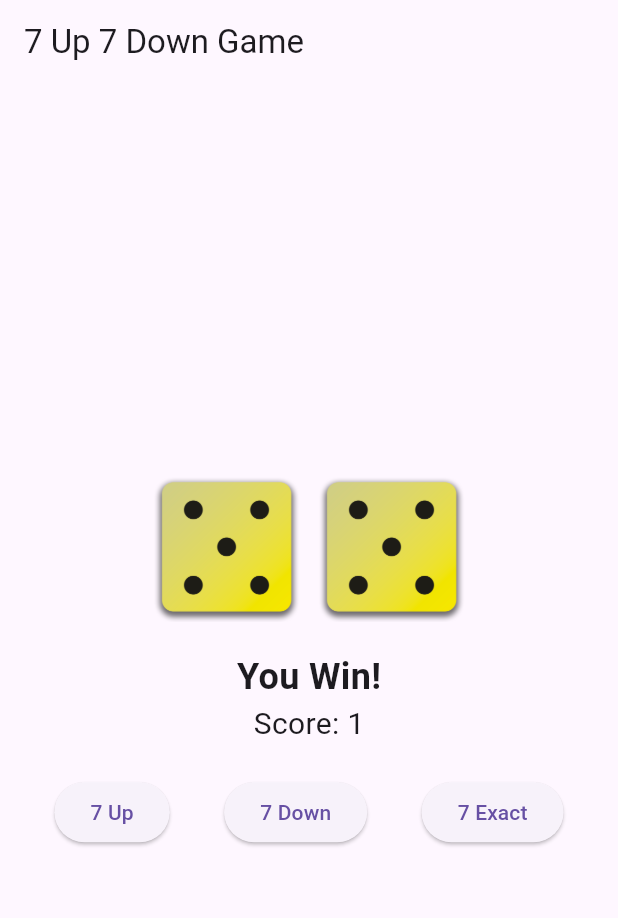
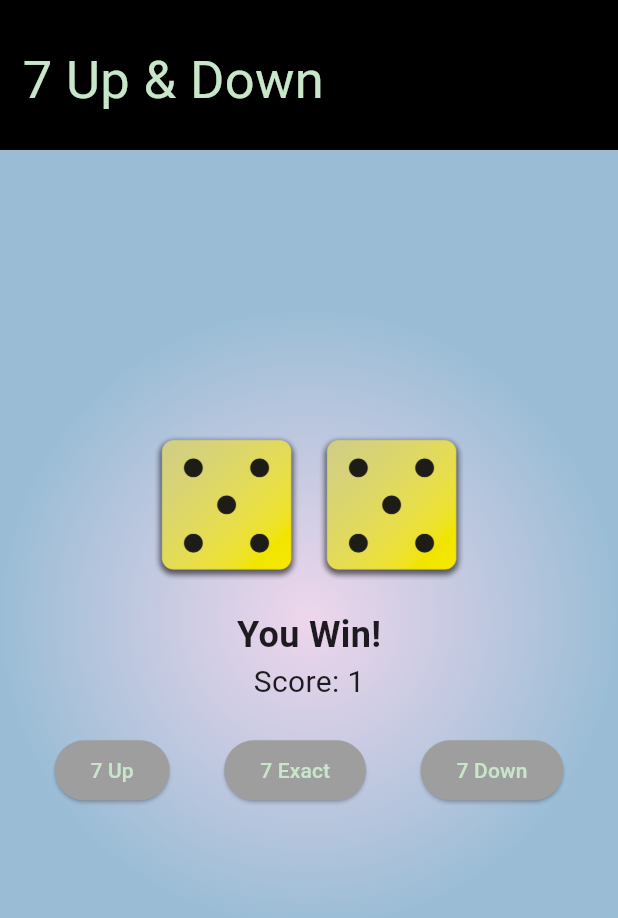
Before and after one commit to shiwani08/Dice_Roll, a Flutter app: the screen it shows after launch, after a tap on "7 Up", on a phone screen of 412 x 824 dp. Shown: the top 918 px of the screen. Run offline on Flutter 3.47's test engine with Material 3 defaults, Android fonts, the phone set to English and light mode, and no system bars.

Commit message:
Version 2: 7 Up & 7 Down completed

```diff
--- a/lib/SevenUpDown.dart
+++ b/lib/SevenUpDown.dart
@@ -2,11 +2,13 @@ import 'package:flutter/material.dart';
 import 'dart:math';
 
 class SevenUpSevenDown extends StatefulWidget {
+  const SevenUpSevenDown({super.key});
+
   @override
-  _SevenUpSevenDownState createState() => _SevenUpSevenDownState();
+  SevenUpSevenDownState createState() => SevenUpSevenDownState();
 }
 
-class _SevenUpSevenDownState extends State<SevenUpSevenDown> {
+class SevenUpSevenDownState extends State<SevenUpSevenDown> {
   String playerChoice = '';
   int score = 0;
   String resultMessage = '';
@@ -44,43 +46,62 @@ class _SevenUpSevenDownState extends State<SevenUpSevenDown> {
 
   @override
   Widget build(BuildContext context) {
-    return Scaffold(
-      appBar: AppBar(title: Text("7 Up 7 Down Game")),
-      body: Column(
+    return Center(
+      child: Column(
         mainAxisAlignment: MainAxisAlignment.center,
         children: [
           Row(
             mainAxisAlignment: MainAxisAlignment.center,
             children: [
               Image.asset(diceImage1, width: 100),
-              SizedBox(width: 10),
+              const SizedBox(width: 10),
               Image.asset(diceImage2, width: 100),
             ],
           ),
-          SizedBox(height: 20),
+          const SizedBox(height: 20),
           Text(
             resultMessage,
-            style: TextStyle(fontSize: 24, fontWeight: FontWeight.bold),
+            style: const TextStyle(fontSize: 24, fontWeight: FontWeight.bold),
           ),
           Text(
             "Score: $score",
-            style: TextStyle(fontSize: 20),
+            style: const TextStyle(fontSize: 20),
           ),
-          SizedBox(height: 20),
+          const SizedBox(height: 20),
           Row(
             mainAxisAlignment: MainAxisAlignment.spaceEvenly,
             children: [
               ElevatedButton(
                 onPressed: () => setChoice('7 Up'),
-                child: Text('7 Up'),
+                style: TextButton.styleFrom(
+                  backgroundColor: Colors.grey,
+                ),
+                child: Text('7 Up',
+                style: TextStyle(
+                  color: Colors.green.shade100,
+                ),),
               ),
+
+              ElevatedButton(
+                onPressed: () => setChoice('7 Exact'),
+                style: TextButton.styleFrom(
+                  backgroundColor: Colors.grey,
+                ),
+                child: Text('7 Exact',
+                  style: TextStyle(
+                    color: Colors.green.shade100,
+                  ),),
+              ),
+
               ElevatedButton(
                 onPressed: () => setChoice('7 Down'),
-                child: Text('7 Down'),
-              ),
-              ElevatedButton(
-                onPressed: () => setChoice('7 Exact'),
-                child: Text('7 Exact'),
+                style: TextButton.styleFrom(
+                  backgroundColor: Colors.grey,
+                ),
+                child: Text('7 Down',
+                  style: TextStyle(
+                    color: Colors.green.shade100,
+                  ),),
               ),
             ],
           ),
--- a/lib/main.dart
+++ b/lib/main.dart
@@ -1,5 +1,4 @@
 import 'package:dice_roll/roll-dice.dart';
-import 'package:dice_roll/SevenUpDown.dart';
 import 'package:flutter/material.dart';
 
 void main() {
@@ -11,7 +10,31 @@
       debugShowCheckedModeBanner: false,
       // Scaffold builds a good screen for the app and generally uses body function
       home: Scaffold(
-        body: SevenUpSevenDown(),
+        extendBodyBehindAppBar: true,
+        appBar: PreferredSize(
+          preferredSize: const Size.fromHeight(100),
+          child: AppBar(
+            backgroundColor: Colors.transparent,
+            elevation: 0,
+            flexibleSpace: Container(
+              height: 100,
+              decoration: const BoxDecoration(
+                color: Colors.black
+              ),
+              child: Padding(
+                padding: const EdgeInsets.only(top: 28.0, left: 15),
+                child: Text(
+                  '7 Up & Down',
+                  style: TextStyle(
+                    fontSize: 35,
+                    color: Colors.green[100],
+                  ),
+                ),
+              ),
+            ),
+          ),
+        ),
+        body: const RollDice(),
       ),
     ),
   );
--- a/lib/roll-dice.dart
+++ b/lib/roll-dice.dart
@@ -1,10 +1,8 @@
 import 'package:flutter/material.dart';
-import 'package:dice_roll/change-dice.dart';
+import 'package:dice_roll/SevenUpDown.dart';
 
 class RollDice extends StatelessWidget {
-  RollDice({super.key});
-
-  var changeNum = 'assets/images/dice-1.png';
+  const RollDice({super.key});
 
   @override
   Widget build(context) {
@@ -17,7 +15,7 @@ class RollDice extends StatelessWidget {
           ],
         ),
       ),
-      child: const ChangeDice(),
+      child: const SevenUpSevenDown(),
     );
   }
 }
```
